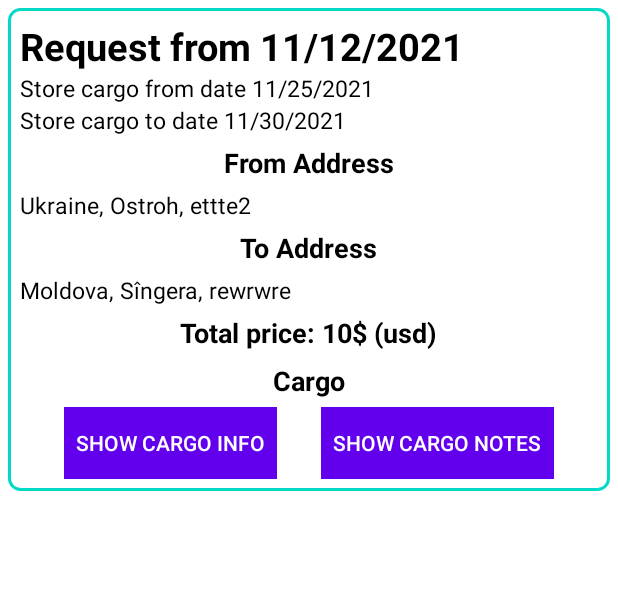
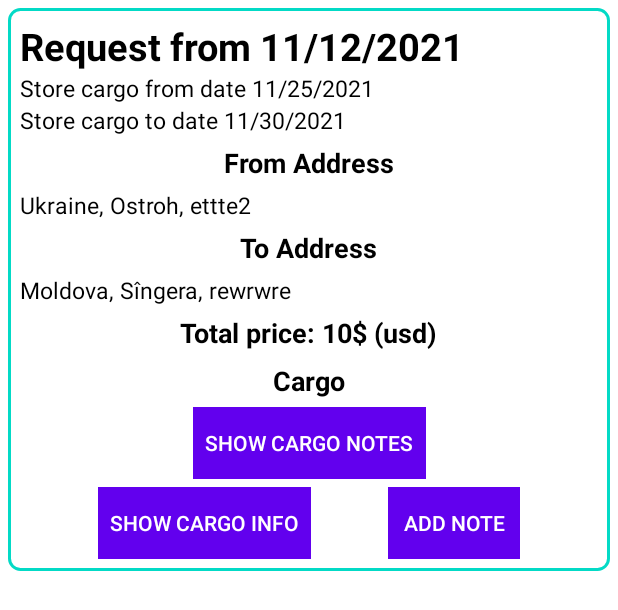
Before and after one commit to DimaMykhnevych/StoreAndDeliver.Mobile, an Android app: the layout cargo_request_row.xml on its own in the app's theme, with its tools: preview values and no code run, on a phone screen of 412 x 824 dp. Shown: the top 610 px of the screen. Run offline under Robolectric (Android 15) with nearby library versions, the phone set to English and light mode, and no system bars.

Commit message:
Add add note button

```diff
--- a/app/src/main/java/com/example/storeanddeliver/listAdapters/RequestsAdapter.kt
+++ b/app/src/main/java/com/example/storeanddeliver/listAdapters/RequestsAdapter.kt
@@ -12,11 +12,13 @@ import androidx.fragment.app.FragmentManager
 import androidx.recyclerview.widget.LinearLayoutManager
 import androidx.recyclerview.widget.RecyclerView
 import com.example.storeanddeliver.R
+import com.example.storeanddeliver.constants.Roles
 import com.example.storeanddeliver.dialogs.SessionNotesDialog
 import com.example.storeanddeliver.enums.LengthUnit
 import com.example.storeanddeliver.enums.RequestStatus
 import com.example.storeanddeliver.enums.RequestType
 import com.example.storeanddeliver.enums.WeightUnit
+import com.example.storeanddeliver.managers.CredentialsManager
 import com.example.storeanddeliver.managers.UserSettingsManager
 import com.example.storeanddeliver.models.Address
 import com.example.storeanddeliver.models.CargoRequest
@@ -59,6 +61,7 @@ class RequestsAdapter(
         val width: TextView = itemView.findViewById(R.id.width)
         val btnShowCargoInfo: Button = itemView.findViewById(R.id.show_cargo_info)
         val btnShowCargoNotes: Button = itemView.findViewById(R.id.show_cargo_notes)
+        val btnAddCargoNote: Button = itemView.findViewById(R.id.add_cargo_note)
         val cargoInfoBlock: LinearLayout = itemView.findViewById(R.id.cargo_info_block)
         val storeAddress: TextView = itemView.findViewById(R.id.store_address)
         val securityMode: TextView = itemView.findViewById(R.id.security_mode)
@@ -108,6 +111,9 @@ class RequestsAdapter(
             }
         } else{
             holder.btnShowCargoNotes.visibility = View.GONE
+        }
+        if(CredentialsManager.role != Roles.Carrier) {
+            holder.btnAddCargoNote.visibility = View.GONE
         }
     }
 
--- a/app/src/main/res/layout/cargo_request_row.xml
+++ b/app/src/main/res/layout/cargo_request_row.xml
@@ -125,6 +125,20 @@
         app:layout_constraintTop_toBottomOf="@id/total_price" />
 
     <com.google.android.material.button.MaterialButton
+        android:id="@+id/show_cargo_notes"
+        style="?android:attr/borderlessButtonStyle"
+        android:layout_width="wrap_content"
+        android:layout_height="wrap_content"
+        android:layout_marginTop="5dp"
+        android:background="@color/design_default_color_primary"
+        android:padding="8dp"
+        android:text="@string/show_cargo_notes"
+        android:textColor="@color/white"
+        app:layout_constraintLeft_toLeftOf="parent"
+        app:layout_constraintRight_toRightOf="parent"
+        app:layout_constraintTop_toBottomOf="@id/cargo_header" />
+
+    <com.google.android.material.button.MaterialButton
         android:id="@+id/show_cargo_info"
         style="?android:attr/borderlessButtonStyle"
         android:layout_width="wrap_content"
@@ -135,22 +149,22 @@
         android:text="@string/show_cargo_info"
         android:textColor="@color/white"
         app:layout_constraintLeft_toLeftOf="parent"
-        app:layout_constraintRight_toLeftOf="@id/show_cargo_notes"
-        app:layout_constraintTop_toBottomOf="@id/cargo_header" />
+        app:layout_constraintRight_toLeftOf="@id/add_cargo_note"
+        app:layout_constraintTop_toBottomOf="@id/show_cargo_notes" />
 
     <com.google.android.material.button.MaterialButton
-        android:id="@+id/show_cargo_notes"
+        android:id="@+id/add_cargo_note"
         style="?android:attr/borderlessButtonStyle"
         android:layout_width="wrap_content"
         android:layout_height="wrap_content"
         android:layout_marginTop="5dp"
         android:background="@color/design_default_color_primary"
         android:padding="8dp"
-        android:text="@string/show_cargo_notes"
+        android:text="@string/add_note"
         android:textColor="@color/white"
         app:layout_constraintLeft_toRightOf="@id/show_cargo_info"
         app:layout_constraintRight_toRightOf="parent"
-        app:layout_constraintTop_toBottomOf="@id/cargo_header" />
+        app:layout_constraintTop_toBottomOf="@id/show_cargo_notes" />
 
 
     <LinearLayout
--- a/app/src/main/res/values/strings.xml
+++ b/app/src/main/res/values/strings.xml
@@ -115,5 +115,7 @@
     <string name="empty_notes">There are no notes</string>
     <!--NOTES DIALOG -->
     <string name="close">Close</string>
+    <string name="complete">Complete</string>
+    <string name="add_note">Add Note</string>
 
 </resources>
```
Also changed, not shown: app/src/main/java/com/example/storeanddeliver/listAdapters/CarrierRequestsAdapter.kt (+10 -1 lines), app/src/main/res/layout/carrier_cargo_request_row.xml (+22 -7 lines), 1 other file.
